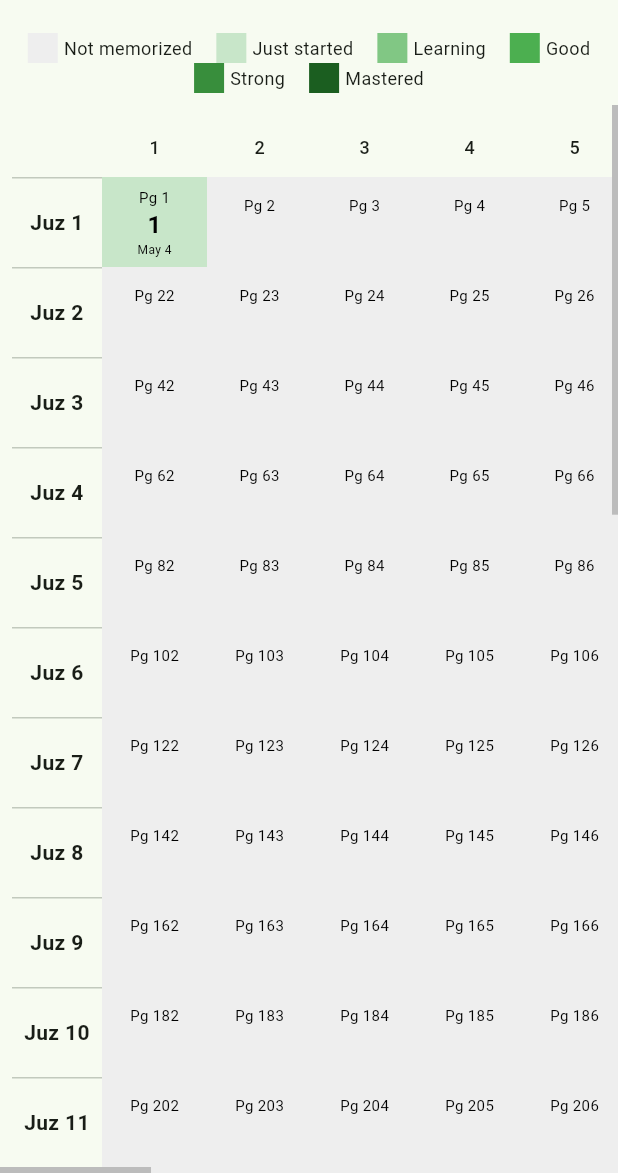
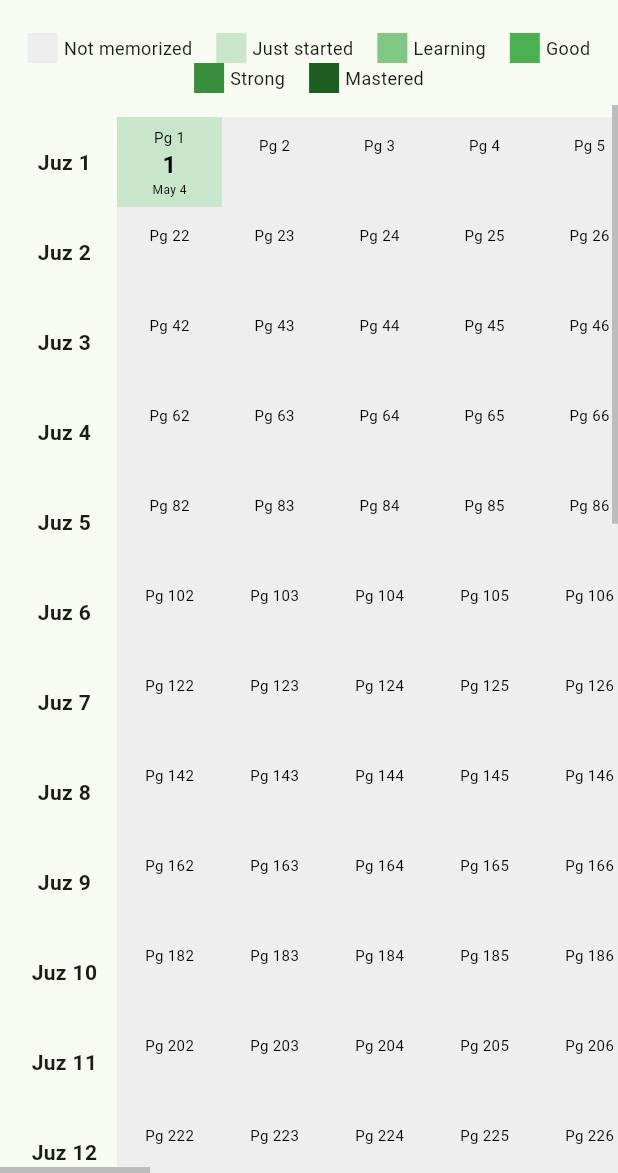
Before and after one commit to Fazwalrus/quran_memorization_tracker, a Flutter app: the screen it shows after launch, after a tap on an icon or button, on a phone screen of 412 x 824 dp, the part 63-1236 px from its top. Run offline on Flutter 3.47's test engine with Material 3 defaults, Android fonts, the phone set to English and light mode, and no system bars; our stand-ins replace shared_preferences.

Commit message:
Get rid of grid lines

```diff
--- a/lib/main.dart
+++ b/lib/main.dart
@@ -63,6 +63,13 @@ class _MemorizationGridState extends State<MemorizationGrid> {
     _loadData();
   }
 
+  @override
+  void dispose() {
+    _horizontalScrollController.dispose();
+    _verticalScrollController.dispose();
+    super.dispose();
+  }
+
   Future<void> _loadData() async {
     SharedPreferences prefs = await SharedPreferences.getInstance();
     String? savedData = prefs.getString('memorization_data');
@@ -71,7 +78,6 @@ class _MemorizationGridState extends State<MemorizationGrid> {
     if (savedData != null) {
       List<dynamic> jsonData = json.decode(savedData);
       data = jsonData.map((row) => List<int>.from(row)).toList();
-
       if (data.length != juzCount ||
           data.asMap().entries.any((entry) => entry.value.length != pagesPerJuz[entry.key])) {
         _initializeDefaultData();
@@ -82,11 +88,13 @@ class _MemorizationGridState extends State<MemorizationGrid> {
 
     if (savedDates != null) {
       List<dynamic> jsonDates = json.decode(savedDates);
-      revisedDates = jsonDates.map((juz) =>
-        (juz as List).map((date) => date != null ? DateTime.parse(date) : null).toList()
-      ).toList();
+      revisedDates = jsonDates
+          .map((juz) =>
+              (juz as List).map((date) => date != null ? DateTime.parse(date) : null).toList())
+          .toList();
     } else {
-      revisedDates = List.generate(juzCount, (juz) => List.generate(pagesPerJuz[juz], (_) => null));
+      revisedDates =
+          List.generate(juzCount, (juz) => List.generate(pagesPerJuz[juz], (_) => null));
     }
 
     setState(() {
@@ -102,46 +110,45 @@ class _MemorizationGridState extends State<MemorizationGrid> {
   Future<void> _saveData() async {
     SharedPreferences prefs = await SharedPreferences.getInstance();
     await prefs.setString('memorization_data', json.encode(data));
-    await prefs.setString('memorization_dates', json.encode(
-      revisedDates.map((juz) => juz.map((date) => date?.toIso8601String()).toList()).toList()
-    ));
+    await prefs.setString(
+        'memorization_dates',
+        json.encode(revisedDates
+            .map((juz) => juz.map((date) => date?.toIso8601String()).toList())
+            .toList()));
   }
 
   void _updateStrength(int juzIndex, int pageIndex) async {
     setState(() {
       data[juzIndex][pageIndex] = (data[juzIndex][pageIndex] + 1) % 6;
-      if (data[juzIndex][pageIndex] > 0) {
-        revisedDates[juzIndex][pageIndex] = DateTime.now();
-      } else {
-        revisedDates[juzIndex][pageIndex] = null;
-      }
+      revisedDates[juzIndex][pageIndex] =
+          data[juzIndex][pageIndex] > 0 ? DateTime.now() : null;
     });
     await _saveData();
   }
 
   Color getStrengthColor(int level, BuildContext context) {
-    final bool isDark = Theme.of(context).brightness == Brightness.dark;
-
+    final isDark = Theme.of(context).brightness == Brightness.dark;
     switch (level) {
       case 0:
         return isDark ? Colors.grey[800]! : Colors.grey[200]!;
-      case 1: return isDark ? Colors.green[500]! : Colors.green[100]!;
-      case 2: return isDark ? Colors.green[600]! : Colors.green[300]!;
-      case 3: return isDark ? Colors.green[700]! : Colors.green[500]!;
-      case 4: return isDark ? Colors.green[800]! : Colors.green[700]!;
-      case 5: return isDark ? Colors.green[900]! : Colors.green[900]!;
+      case 1:
+        return isDark ? Colors.green[500]! : Colors.green[100]!;
+      case 2:
+        return isDark ? Colors.green[600]! : Colors.green[300]!;
+      case 3:
+        return isDark ? Colors.green[700]! : Colors.green[500]!;
+      case 4:
+        return isDark ? Colors.green[800]! : Colors.green[700]!;
+      case 5:
+        return isDark ? Colors.green[900]! : Colors.green[900]!;
       default:
         return isDark ? Colors.grey[900]! : Colors.grey[100]!;
     }
   }
 
   Color getTextColor(int level, BuildContext context) {
-    final bool isDark = Theme.of(context).brightness == Brightness.dark;
-    if (isDark) {
-      return level < 3 ? Colors.white : Colors.white;
-    } else {
-      return level > 2 ? Colors.white : Colors.black;
-    }
+    final isDark = Theme.of(context).brightness == Brightness.dark;
+    return isDark ? Colors.white : (level > 2 ? Colors.white : Colors.black);
   }
 
   int getPageNumber(int juzIndex, int pageIndex) {
@@ -156,7 +163,7 @@ class _MemorizationGridState extends State<MemorizationGrid> {
   Widget build(BuildContext context) {
     if (_isLoading) {
       return Scaffold(
-        appBar: AppBar(title: const Text('Quran Memorization Tracker')),
+        appBar: AppBar(title: Text('Quran Memorization Tracker')),
         body: const Center(child: CircularProgressIndicator()),
       );
     }
@@ -198,24 +205,25 @@ class _MemorizationGridState extends State<MemorizationGrid> {
       ),
       body: Column(
         children: [
-          // Legend
           Container(
             padding: const EdgeInsets.symmetric(vertical: 8),
             color: Theme.of(context).cardColor,
             child: Wrap(
               alignment: WrapAlignment.center,
               spacing: 16,
-              children: [
-                _buildLegendItem(0, "Not memorized", context),
-                _buildLegendItem(1, "Just started", context),
-                _buildLegendItem(2, "Learning", context),
-                _buildLegendItem(3, "Good", context),
-                _buildLegendItem(4, "Strong", context),
-                _buildLegendItem(5, "Mastered", context),
-              ],
+              children: List.generate(6, (level) {
+                final labels = [
+                  'Not memorized',
+                  'Just started',
+                  'Learning',
+                  'Good',
+                  'Strong',
+                  'Mastered'
+                ];
+                return _buildLegendItem(level, labels[level], context);
+              }),
             ),
           ),
-          // Grid
           Expanded(
             child: Scrollbar(
               controller: _verticalScrollController,
@@ -231,35 +239,20 @@ class _MemorizationGridState extends State<MemorizationGrid> {
                     controller: _horizontalScrollController,
                     scrollDirection: Axis.horizontal,
                     child: Padding(
-                      padding: const EdgeInsets.all(8.0),
-                      child: DataTable(
-                        columnSpacing: 0,
-                        horizontalMargin: 0,
-                        headingRowHeight: 40,
-                        dataRowHeight: 60,
-                        columns: [
-                          const DataColumn(
-                            label: SizedBox(
-                              width: 60,
-                              child: Text('', textAlign: TextAlign.center)),
+                      padding: const EdgeInsets.all(8),
+                      child: Table(
+                        defaultColumnWidth: const FixedColumnWidth(70),
+                        border: TableBorder.symmetric(
+                          inside: BorderSide.none,
+                          outside: BorderSide.none,
                         ),
-                          ...List.generate(maxPages, (i) => DataColumn(
-                            label: SizedBox(
-                              width: 70,
-                              child: Text(
-                                '${i + 1}',
-                                textAlign: TextAlign.center,
-                                style: const TextStyle(fontSize: 12),
-                              ),
-                            ),
-                          )),
-                        ],
-                        rows: List.generate(juzCount, (juzIndex) {
-                          return DataRow(
-                            cells: [
-                              DataCell(
+                        children: List.generate(juzCount, (juzIndex) {
+                          return TableRow(
+                            children: [
                               SizedBox(
                                 width: 60,
+                                height: 60,
+                                child: Center(
                                   child: Text(
                                     'Juz ${juzIndex + 1}',
                                     textAlign: TextAlign.center,
@@ -272,8 +265,7 @@ class _MemorizationGridState extends State<MemorizationGrid> {
                                   int level = data[juzIndex][pageIndex];
                                   int pageNum = getPageNumber(juzIndex, pageIndex);
                                   DateTime? revisedDate = revisedDates[juzIndex][pageIndex];
-                                  return DataCell(
-                                    GestureDetector(
+                                  return GestureDetector(
                                     onTap: () => _updateStrength(juzIndex, pageIndex),
                                     child: Container(
                                       width: 70,
@@ -283,13 +275,11 @@ class _MemorizationGridState extends State<MemorizationGrid> {
                                       child: Column(
                                         mainAxisAlignment: MainAxisAlignment.center,
                                         children: [
-                                            Text(
-                                              'Pg $pageNum',
+                                          Text('Pg $pageNum',
                                               style: TextStyle(
                                                 fontSize: 10,
                                                 color: getTextColor(level, context),
-                                              ),
-                                            ),
+                                              )),
                                           Text(
                                             level == 0 ? '' : level.toString(),
                                             style: TextStyle(
@@ -309,10 +299,9 @@ class _MemorizationGridState extends State<MemorizationGrid> {
                                         ],
                                       ),
                                     ),
-                                    ),
                                   );
                                 } else {
-                                  return const DataCell(SizedBox.shrink());
+                                  return const SizedBox.shrink();
                                 }
                               }),
                             ],
```
Lines whose indentation alone changed are shown as unchanged.
